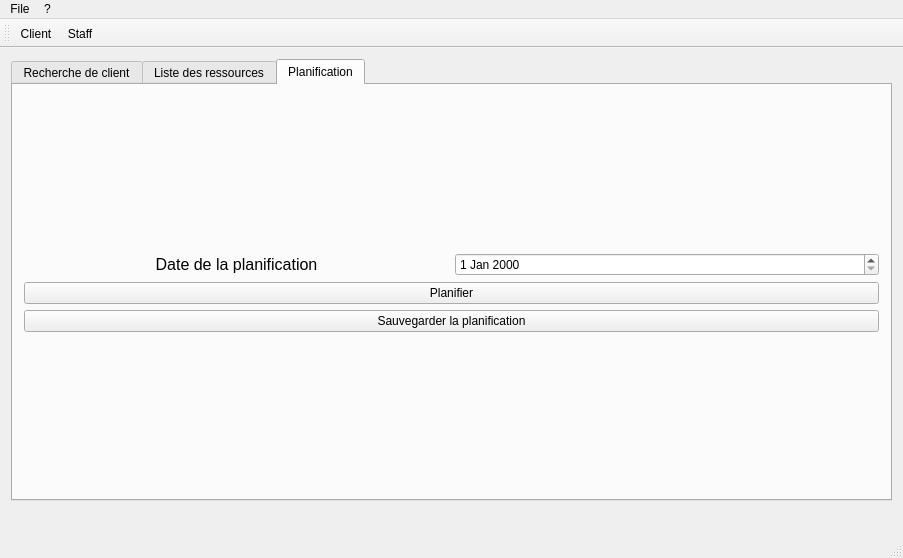
This is QTP/mainwindow.ui in Qu3tzal/TpQt as Qt 5 draws it before an edit. The edited form follows.
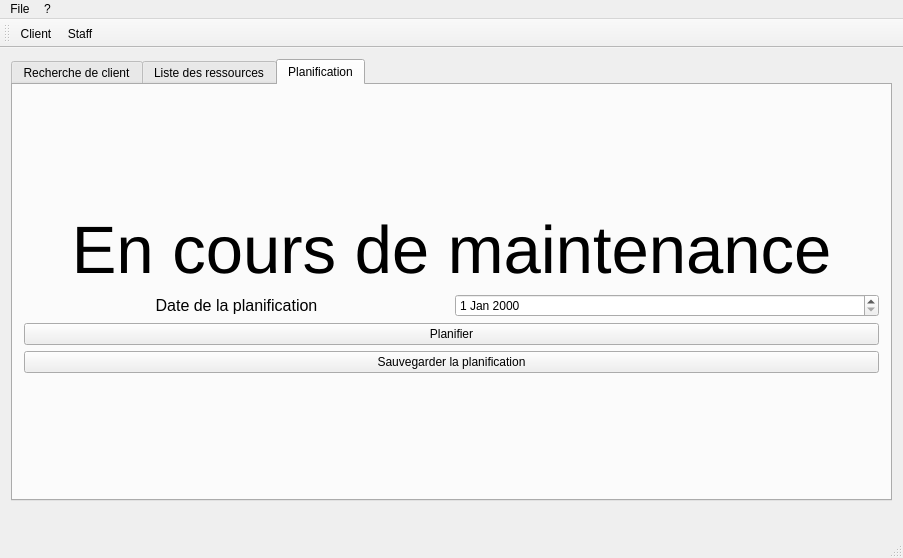
This is the edited form. The open tabs and pages were chosen to show the change. Icons and pictures are not drawn. Custom widgets are drawn as their Qt base class.

Commit message: Retrait de la barre de gauche qui sert à rien et ajout d'un easter Egg

The edit to the form file:
```diff
--- a/QTP/mainwindow.ui
+++ b/QTP/mainwindow.ui
@@ -225,6 +225,24 @@
             </property>
            </spacer>
           </item>
+          <item>
+           <widget class="QLabel" name="label_5">
+            <property name="font">
+             <font>
+              <pointsize>50</pointsize>
+             </font>
+            </property>
+            <property name="layoutDirection">
+             <enum>Qt::LeftToRight</enum>
+            </property>
+            <property name="text">
+             <string>En cours de maintenance</string>
+            </property>
+            <property name="alignment">
+             <set>Qt::AlignCenter</set>
+            </property>
+           </widget>
+          </item>
           <item>
            <layout class="QHBoxLayout" name="horizontalLayout_5">
             <item>
```
Left out of the diff: 2 changed lines with no effect on the pictures. The commit also changes 1 other file.
